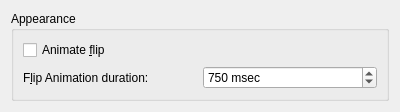
The window that effects/flipswitch_config.ui (KDE/kwin) describes before a commit, drawn with Qt 5.
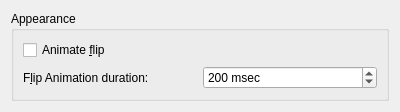
The same window after the commit.

Commit message: Bring some changes from coverswitch to flipswitch (we should have a superclass for those two effects):  * Physic based animation via TimeLine  * Default animation 200 msec  * Fade in and out panel and window caption box during start/stop animation  * Switch to stop animation if alt+tab is released during start animation  * TwinView/Xinerama support

```diff
--- a/effects/flipswitch_config.ui
+++ b/effects/flipswitch_config.ui
@@ -42,7 +42,7 @@
          <number>5000</number>
         </property>
         <property name="value" >
-         <number>750</number>
+         <number>200</number>
         </property>
        </widget>
       </item>
```
The commit also changes 3 other files.
